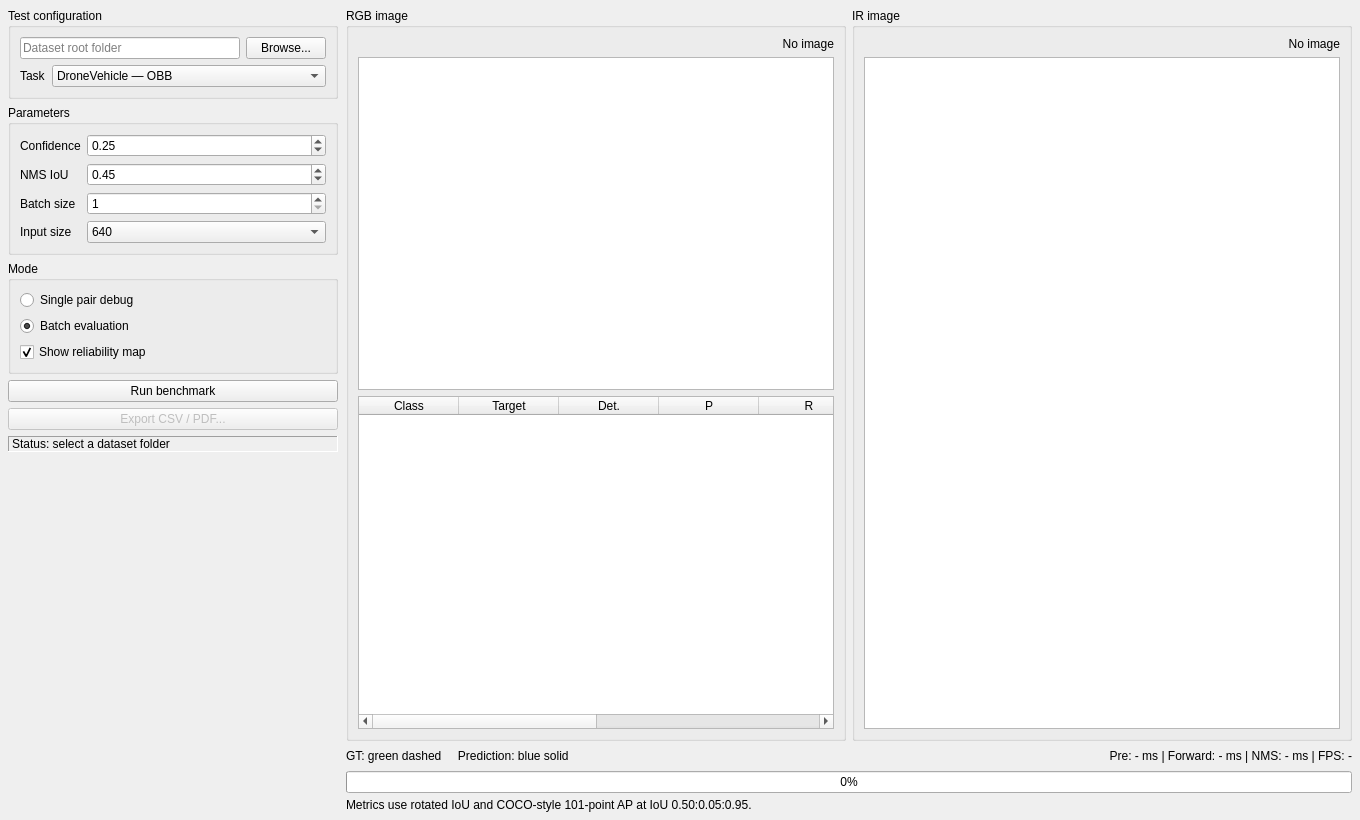
soncris3012/Test-EGM-Det, file src/mainwindow.ui: the form before one commit.
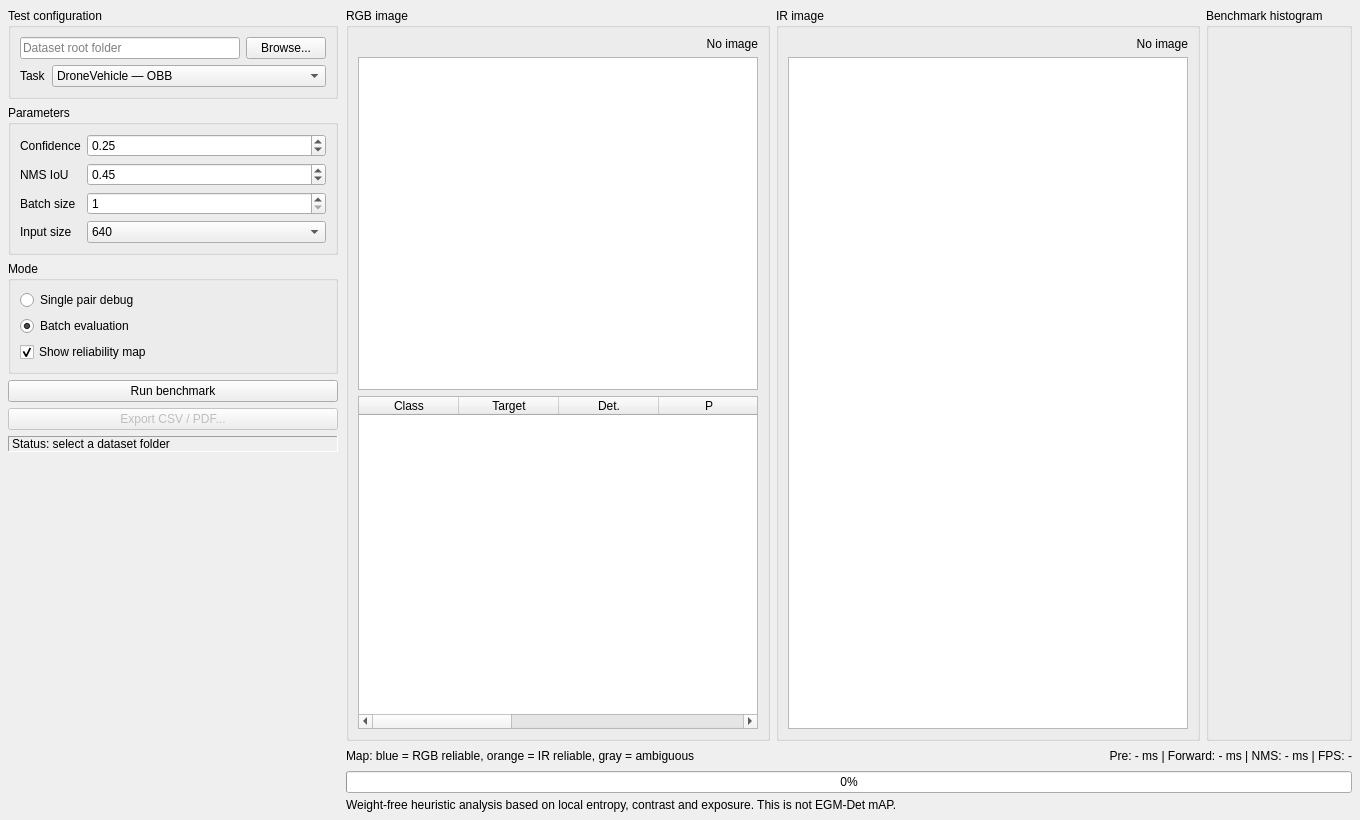
The form after the commit. Custom widgets are drawn as their Qt base class.

Commit message: Support RoadScene pairs and add reliability histogram

What changed in the file:
```diff
--- a/src/mainwindow.ui
+++ b/src/mainwindow.ui
@@ -409,6 +409,15 @@
            </layout>
           </widget>
          </item>
+         <item>
+          <widget class="QGroupBox" name="histogramGroup">
+           <property name="title"><string>Benchmark histogram</string></property>
+           <property name="maximumSize"><size><width>280</width><height>16777215</height></size></property>
+           <layout class="QVBoxLayout" name="histogramLayout">
+            <item><widget class="ReliabilityChartWidget" name="reliabilityChart"/></item>
+           </layout>
+          </widget>
+         </item>
         </layout>
        </item>
        <item>
@@ -416,7 +425,7 @@
          <item>
           <widget class="QLabel" name="legendLabel">
            <property name="text">
-            <string>GT: green dashed     Prediction: blue solid</string>
+            <string>Map: blue = RGB reliable, orange = IR reliable, gray = ambiguous</string>
            </property>
           </widget>
          </item>
@@ -458,7 +467,7 @@
        <item>
         <widget class="QLabel" name="metricNoteLabel">
          <property name="text">
-          <string>Metrics use rotated IoU and COCO-style 101-point AP at IoU 0.50:0.05:0.95.</string>
+          <string>Weight-free heuristic analysis based on local entropy, contrast and exposure. This is not EGM-Det mAP.</string>
          </property>
         </widget>
        </item>
@@ -474,6 +483,11 @@
    <extends>QGraphicsView</extends>
    <header>imageview.h</header>
   </customwidget>
+  <customwidget>
+   <class>ReliabilityChartWidget</class>
+   <extends>QWidget</extends>
+   <header>reliabilitychartwidget.h</header>
+  </customwidget>
  </customwidgets>
  <resources/>
  <connections/>
```
Left out of the diff: 5 changed lines with no effect on the pictures. The commit also changes 8 other files.
